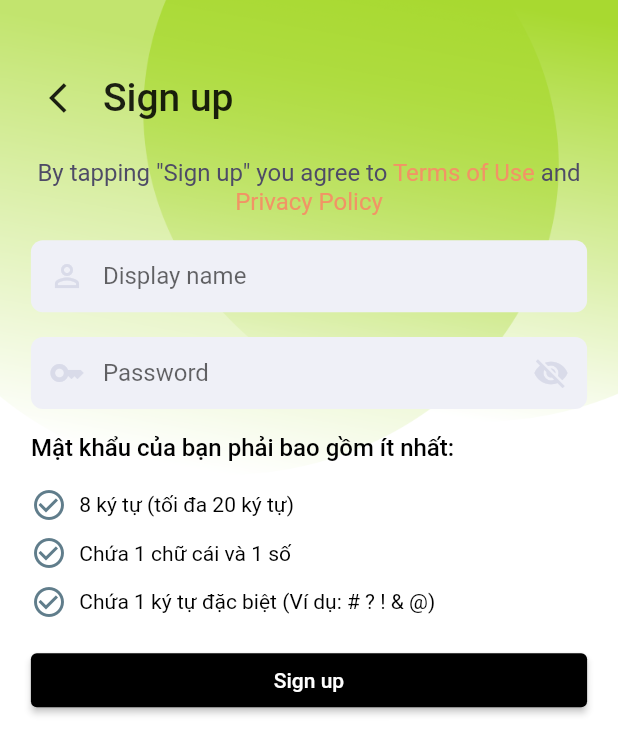
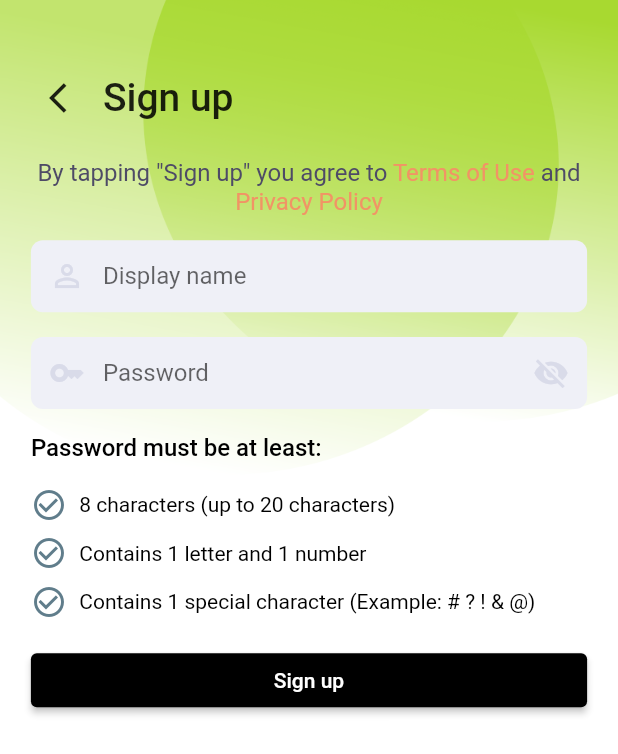
Before and after one commit to NguyenDuyBac1995/wallet_app, a Flutter app: the AuthInformationScreen screen opened by its route, on a phone screen of 412 x 824 dp. Shown: the top 754 px of the screen. Run offline on Flutter 3.47's test engine with Material 2 defaults, Android fonts, the phone set to English and light mode, and no system bars; our stand-ins replace device_preview, dio, equatable, firebase_auth, firebase_core, flutter_bloc and 4 more; accounts and stored records are empty; generated files the repository leaves out were written again; network calls fail.

Commit message:
commit cái đã

```diff
--- a/lib/features/auth/blocs/auth.bloc.dart
+++ b/lib/features/auth/blocs/auth.bloc.dart
@@ -1,4 +1,3 @@
-import 'package:big_wallet/features/app/blocs/app.bloc.dart';
 import 'package:equatable/equatable.dart';
 import 'package:flutter_bloc/flutter_bloc.dart';
 
@@ -9,8 +8,6 @@ class AuthBloc extends Bloc<AuthEvent, AuthState> {
   AuthBloc() : super(const AuthState()) {
     on<ChangeUid>(onChangeUid);
     on<ChangePhoneNumber>(onChangePhoneNumber);
-    on<ChangeDisplayName>(onChangeDisplayName);
-    on<ChangePassword>(onChangePassword);
   }
 
   void onChangeUid(ChangeUid event, Emitter<AuthState> emit) {
@@ -20,12 +17,4 @@ class AuthBloc extends Bloc<AuthEvent, AuthState> {
   void onChangePhoneNumber(ChangePhoneNumber event, Emitter<AuthState> emit) {
     emit(state.copyWith(phoneNumber: event.phoneNumber));
   }
-
-  void onChangeDisplayName(ChangeDisplayName event, Emitter<AuthState> emit) {
-    emit(state.copyWith(displayName: event.displayName));
-  }
-
-  void onChangePassword(ChangePassword event, Emitter<AuthState> emit) {
-    emit(state.copyWith(password: event.password));
-  }
 }
--- a/lib/features/auth/blocs/auth.event.dart
+++ b/lib/features/auth/blocs/auth.event.dart
@@ -24,21 +24,3 @@ class ChangePhoneNumber extends AuthEvent {
         {phoneNumber: phoneNumber}
       ];
 }
-
-class ChangeDisplayName extends AuthEvent {
-  final String displayName;
-  const ChangeDisplayName(this.displayName);
-  @override
-  List<Object> get props => [
-        {displayName: displayName}
-      ];
-}
-
-class ChangePassword extends AuthEvent {
-  final String password;
-  const ChangePassword(this.password);
-  @override
-  List<Object> get props => [
-        {password: password}
-      ];
-}
--- a/lib/features/auth/blocs/auth.state.dart
+++ b/lib/features/auth/blocs/auth.state.dart
@@ -3,24 +3,12 @@ part of 'auth.bloc.dart';
 class AuthState extends Equatable {
   final String uid;
   final String phoneNumber;
-  final String displayName;
-  final String password;
-  const AuthState(
-      {this.uid = '',
-      this.phoneNumber = '',
-      this.displayName = '',
-      this.password = ''});
+  const AuthState({this.uid = '', this.phoneNumber = ''});
 
-  AuthState copyWith(
-      {String uid = '',
-      String phoneNumber = '',
-      String displayName = '',
-      String password = ''}) {
+  AuthState copyWith({String uid = '', String phoneNumber = ''}) {
     return AuthState(
         uid: uid.isEmpty ? this.uid : uid,
-        phoneNumber: phoneNumber.isEmpty ? this.phoneNumber : phoneNumber,
-        displayName: displayName.isEmpty ? this.displayName : displayName,
-        password: password.isEmpty ? this.password : password);
+        phoneNumber: phoneNumber.isEmpty ? this.phoneNumber : phoneNumber);
   }
 
   @override
--- /dev/null
+++ b/lib/features/auth/repositories/requests/signup.request.dart
@@ -0,0 +1,15 @@
+class SignUpRequest {
+  String? displayName;
+  String? user;
+  String? password;
+
+  SignUpRequest({this.displayName, this.user, this.password});
+
+  Map<String, dynamic> toJson() {
+    final Map<String, dynamic> data = <String, dynamic>{};
+    data['DisplayName'] = displayName;
+    data['User'] = user;
+    data['Password'] = password;
+    return data;
+  }
+}
--- a/lib/features/auth/screens/information.screen.dart
+++ b/lib/features/auth/screens/information.screen.dart
@@ -1,4 +1,5 @@
 import 'package:big_wallet/features/auth/blocs/auth.bloc.dart';
+import 'package:big_wallet/features/auth/repositories/auth.repository.dart';
 import 'package:big_wallet/utilities/assets.dart';
 import 'package:flutter/material.dart';
 import 'package:flutter_bloc/flutter_bloc.dart';
@@ -18,6 +19,9 @@ class _AuthInformationScreenState extends State<AuthInformationScreen>
   late bool _isPasswordContainsSpecialCharacter;
   late bool _isLoading;
   final _formKey = GlobalKey<FormState>();
+  final _displayNameController = TextEditingController();
+  final _passwordController = TextEditingController();
+  final authRepository = AuthRepository();
 
   @override
   void initState() {
@@ -112,6 +116,7 @@ class _AuthInformationScreenState extends State<AuthInformationScreen>
                           height: height * 0.02,
                         ),
                         TextFormField(
+                          controller: _displayNameController,
                           validator: ((value) {
                             if (value == null || value.isEmpty) {
                               return '${context.l10n?.requiredMessage('${context.l10n?.displayName}')} ';
@@ -145,6 +150,7 @@ class _AuthInformationScreenState extends State<AuthInformationScreen>
                           height: height * 0.02,
                         ),
                         TextFormField(
+                          controller: _passwordController,
                           validator: (value) {
                             var regExp = RegExp(
                                 r'^(?=.*?[a-zA-Z])(?=.*?[0-9])(?=.*?[#?!&@]).{8,}$');
@@ -218,11 +224,11 @@ class _AuthInformationScreenState extends State<AuthInformationScreen>
                         SizedBox(
                           height: height * 0.02,
                         ),
-                        const Align(
+                        Align(
                           alignment: Alignment.centerLeft,
                           child: Text(
-                            'Mật khẩu của bạn phải bao gồm ít nhất:',
-                            style: TextStyle(
+                            '${context.l10n?.includeAtLeastMessage('${context.l10n?.password}')} ',
+                            style: const TextStyle(
                                 color: Colors.black,
                                 fontSize: 16,
                                 fontWeight: FontWeight.w500),
@@ -242,10 +248,10 @@ class _AuthInformationScreenState extends State<AuthInformationScreen>
                             SizedBox(
                               width: width * 0.02,
                             ),
-                            const Text(
-                              '8 ký tự (tối đa 20 ký tự)',
-                              style:
-                                  TextStyle(color: Colors.black, fontSize: 14),
+                            Text(
+                              '${context.l10n?.strRangeMessage('8', '20')} ',
+                              style: const TextStyle(
+                                  color: Colors.black, fontSize: 14),
                             ),
                           ],
                         ),
@@ -263,10 +269,10 @@ class _AuthInformationScreenState extends State<AuthInformationScreen>
                             SizedBox(
                               width: width * 0.02,
                             ),
-                            const Text(
-                              'Chứa 1 chữ cái và 1 số',
-                              style:
-                                  TextStyle(color: Colors.black, fontSize: 14),
+                            Text(
+                              '${context.l10n?.containsAlphanumericMessage} ',
+                              style: const TextStyle(
+                                  color: Colors.black, fontSize: 14),
                             ),
                           ],
                         ),
@@ -284,10 +290,10 @@ class _AuthInformationScreenState extends State<AuthInformationScreen>
                             SizedBox(
                               width: width * 0.02,
                             ),
-                            const Text(
-                              'Chứa 1 ký tự đặc biệt (Ví dụ: # ? ! & @)',
-                              style:
-                                  TextStyle(color: Colors.black, fontSize: 14),
+                            Text(
+                              '${context.l10n?.containsSpecialCharacterMessage} ',
+                              style: const TextStyle(
+                                  color: Colors.black, fontSize: 14),
                             ),
                           ],
                         ),
@@ -302,6 +308,13 @@ class _AuthInformationScreenState extends State<AuthInformationScreen>
                                   !_isLoading) {
                                 setState(() {
                                   _isLoading = true;
+                                  var response =
+                                      authRepository.signupAsync(context, {
+                                    _displayNameController.text,
+                                    _passwordController.text,
+                                    context.read<AuthBloc>().state.phoneNumber
+                                  });
+                                  _isLoading = false;
                                 });
                               }
                             },
--- a/lib/l10n/app_en.arb
+++ b/lib/l10n/app_en.arb
@@ -61,5 +61,29 @@
                 "example": "field"
             }
         }
-    }
+    },
+    "includeAtLeastMessage": "{field} must be at least:",
+    "@includeAtLeastMessage":{
+        "placeholders": {
+            "field": {
+                "type": "String",
+                "example": "field"
+            }
+        }
+    },
+    "strRangeMessage": "{minLength} characters (up to {maxLength} characters)",
+    "@strRangeMessage":{
+        "placeholders": {
+            "minLength": {
+                "type": "String",
+                "example": "8"
+            },
+            "maxLength": {
+                "type": "String",
+                "example": "20"
+            }
+        }
+    },
+    "containsAlphanumericMessage": "Contains 1 letter and 1 number",
+    "containsSpecialCharacterMessage": "Contains 1 special character (Example: # ? ! & @)"
 }
```
Also changed, not shown: lib/features/auth/models/signin.request.dart (deleted, +0 -8 lines), lib/features/auth/repositories/auth.repository.dart (+5 -4 lines), lib/l10n/app_vi.arb (+25 -1 lines), lib/features/auth/model/signup.model.dart (renamed from lib/models/auth/auth.model.dart).
